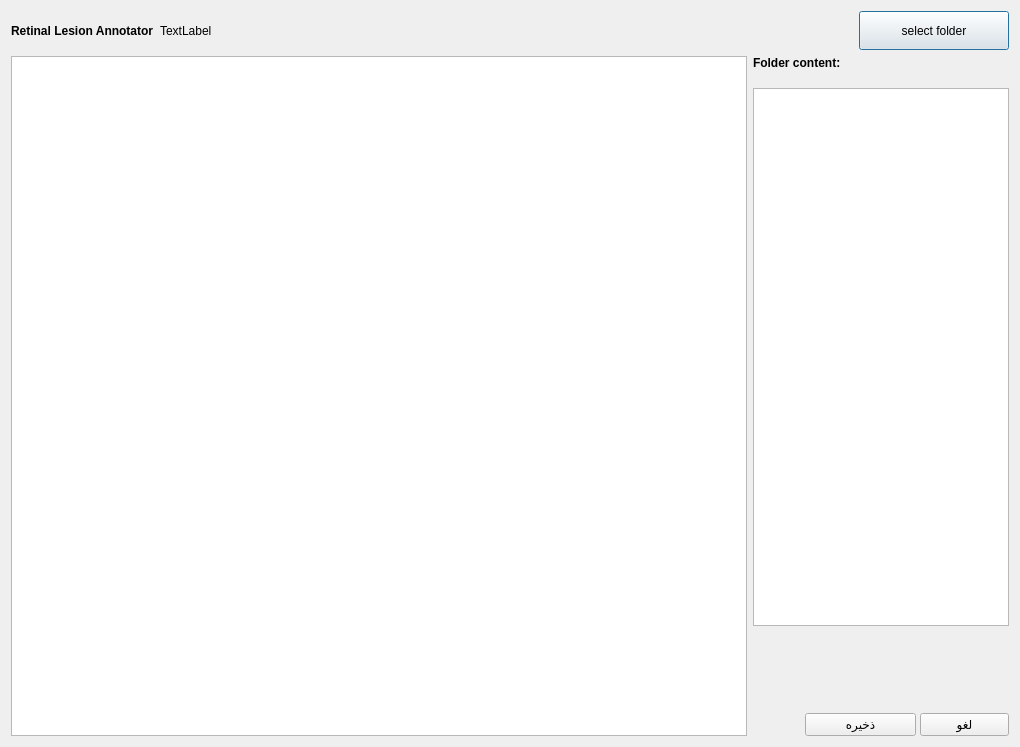
The window that retinal.ui (gnamiro/labelingImage) describes before a commit, drawn with Qt 5.
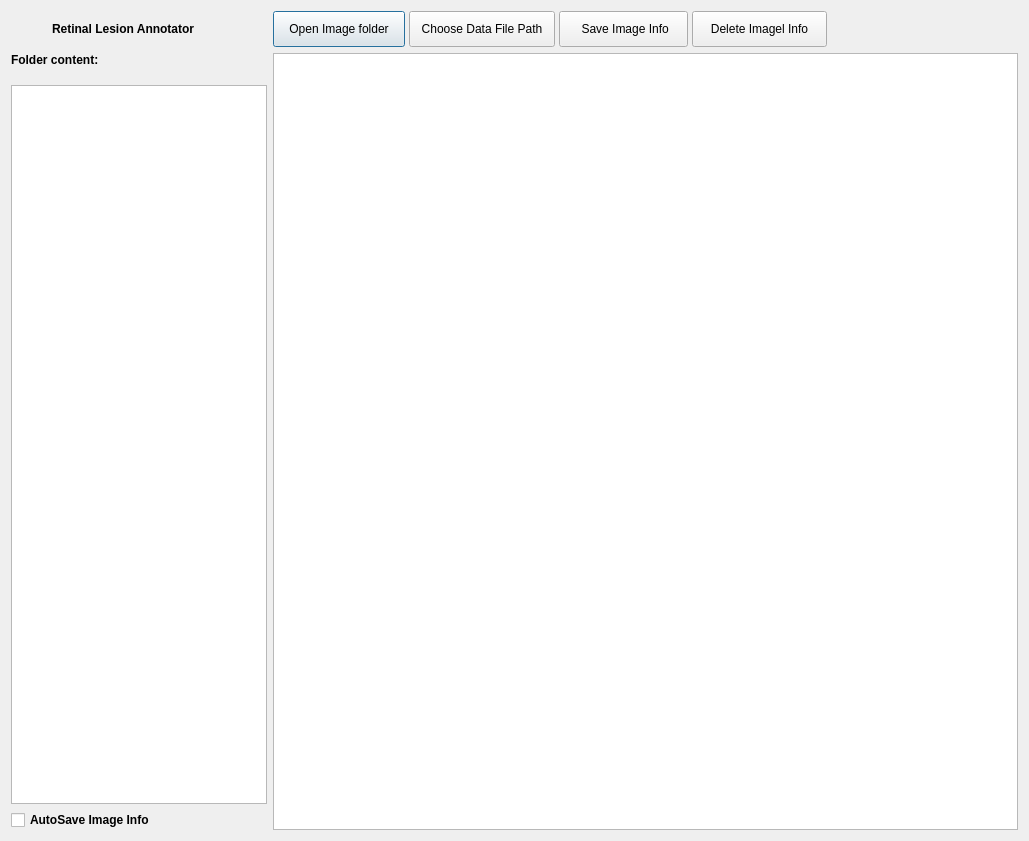
The same window after the commit. Icons and pictures are not drawn.

Commit message: ADD: add new layout to app, change main app name

What changed in the file:
```diff
--- a/retinal.ui
+++ b/retinal.ui
@@ -6,43 +6,48 @@
    <rect>
     <x>0</x>
     <y>0</y>
-    <width>1020</width>
-    <height>747</height>
+    <width>1029</width>
+    <height>841</height>
    </rect>
   </property>
   <property name="windowTitle">
    <string>Dialog</string>
   </property>
   <layout class="QGridLayout" name="gridLayout">
-   <item row="2" column="0" rowspan="4" colspan="3">
-    <widget class="QGraphicsView" name="graphicsView">
-     <property name="sizePolicy">
-      <sizepolicy hsizetype="Expanding" vsizetype="Expanding">
-       <horstretch>17</horstretch>
-       <verstretch>0</verstretch>
-      </sizepolicy>
-     </property>
-     <property name="minimumSize">
-      <size>
-       <width>589</width>
-       <height>0</height>
-      </size>
-     </property>
-     <property name="maximumSize">
-      <size>
-       <width>16777215</width>
-       <height>160000</height>
-      </size>
-     </property>
-     <property name="cursor" stdset="0">
-      <cursorShape>CrossCursor</cursorShape>
-     </property>
-     <property name="dragMode">
-      <enum>QGraphicsView::NoDrag</enum>
-     </property>
-    </widget>
-   </item>
    <item row="0" column="0">
+    <layout class="QHBoxLayout" name="horizontalLayout_2">
+     <item>
+      <widget class="QLabel" name="label_3">
+       <property name="sizePolicy">
+        <sizepolicy hsizetype="Fixed" vsizetype="Fixed">
+         <horstretch>0</horstretch>
+         <verstretch>0</verstretch>
+        </sizepolicy>
+       </property>
+       <property name="maximumSize">
+        <size>
+         <width>35</width>
+         <height>35</height>
+        </size>
+       </property>
+       <property name="styleSheet">
+        <string notr="true"/>
+       </property>
+       <property name="text">
+        <string/>
+       </property>
+       <property name="pixmap">
+        <pixmap>Images/logo.jpg</pixmap>
+       </property>
+       <property name="scaledContents">
+        <bool>true</bool>
+       </property>
+       <property name="alignment">
+        <set>Qt::AlignRight|Qt::AlignTrailing|Qt::AlignVCenter</set>
+       </property>
+      </widget>
+     </item>
+     <item alignment="Qt::AlignLeft">
     <widget class="QLabel" name="label">
      <property name="sizePolicy">
       <sizepolicy hsizetype="Fixed" vsizetype="Preferred">
@@ -58,8 +63,18 @@
      </property>
     </widget>
    </item>
-   <item row="0" column="3" alignment="Qt::AlignRight">
-    <widget class="QPushButton" name="pushButton_3">
+    </layout>
+   </item>
+   <item row="0" column="1">
+    <layout class="QHBoxLayout" name="horizontalLayout_3">
+     <property name="spacing">
+      <number>4</number>
+     </property>
+     <property name="sizeConstraint">
+      <enum>QLayout::SetFixedSize</enum>
+     </property>
+     <item>
+      <widget class="QPushButton" name="OpenFolderButton">
      <property name="sizePolicy">
       <sizepolicy hsizetype="Minimum" vsizetype="Fixed">
        <horstretch>0</horstretch>
@@ -68,14 +83,14 @@
      </property>
      <property name="minimumSize">
       <size>
-       <width>150</width>
-       <height>35</height>
+         <width>132</width>
+         <height>36</height>
       </size>
      </property>
      <property name="maximumSize">
       <size>
-       <width>150</width>
-       <height>39</height>
+         <width>110</width>
+         <height>59</height>
       </size>
      </property>
      <property name="baseSize">
@@ -88,11 +103,164 @@
       <string notr="true"/>
      </property>
      <property name="text">
-      <string>select folder</string>
-     </property>
-    </widget>
-   </item>
-   <item row="2" column="3" rowspan="3">
+        <string>Open Image folder</string>
+       </property>
+       <property name="icon">
+        <iconset>
+         <normaloff>Images/OpenFolder.png</normaloff>Images/OpenFolder.png</iconset>
+       </property>
+       <property name="iconSize">
+        <size>
+         <width>37</width>
+         <height>24</height>
+        </size>
+       </property>
+      </widget>
+     </item>
+     <item>
+      <widget class="QPushButton" name="DataFilePathButton">
+       <property name="sizePolicy">
+        <sizepolicy hsizetype="Fixed" vsizetype="Fixed">
+         <horstretch>0</horstretch>
+         <verstretch>0</verstretch>
+        </sizepolicy>
+       </property>
+       <property name="minimumSize">
+        <size>
+         <width>146</width>
+         <height>36</height>
+        </size>
+       </property>
+       <property name="text">
+        <string>Choose Data File Path</string>
+       </property>
+       <property name="icon">
+        <iconset>
+         <normaloff>Images/dataa.jpg</normaloff>Images/dataa.jpg</iconset>
+       </property>
+       <property name="iconSize">
+        <size>
+         <width>32</width>
+         <height>20</height>
+        </size>
+       </property>
+      </widget>
+     </item>
+     <item alignment="Qt::AlignBottom">
+      <widget class="QPushButton" name="SaveButton">
+       <property name="sizePolicy">
+        <sizepolicy hsizetype="Fixed" vsizetype="Fixed">
+         <horstretch>0</horstretch>
+         <verstretch>0</verstretch>
+        </sizepolicy>
+       </property>
+       <property name="minimumSize">
+        <size>
+         <width>129</width>
+         <height>36</height>
+        </size>
+       </property>
+       <property name="maximumSize">
+        <size>
+         <width>110</width>
+         <height>89</height>
+        </size>
+       </property>
+       <property name="styleSheet">
+        <string notr="true">margin-left: </string>
+       </property>
+       <property name="text">
+        <string> Save Image Info</string>
+       </property>
+       <property name="icon">
+        <iconset>
+         <normaloff>Images/save1.jpg</normaloff>Images/save1.jpg</iconset>
+       </property>
+       <property name="iconSize">
+        <size>
+         <width>37</width>
+         <height>20</height>
+        </size>
+       </property>
+       <property name="autoDefault">
+        <bool>true</bool>
+       </property>
+       <property name="default">
+        <bool>false</bool>
+       </property>
+       <property name="flat">
+        <bool>false</bool>
+       </property>
+      </widget>
+     </item>
+     <item alignment="Qt::AlignBottom">
+      <widget class="QPushButton" name="DeleteButton">
+       <property name="sizePolicy">
+        <sizepolicy hsizetype="Expanding" vsizetype="Expanding">
+         <horstretch>0</horstretch>
+         <verstretch>0</verstretch>
+        </sizepolicy>
+       </property>
+       <property name="minimumSize">
+        <size>
+         <width>135</width>
+         <height>36</height>
+        </size>
+       </property>
+       <property name="maximumSize">
+        <size>
+         <width>100</width>
+         <height>23</height>
+        </size>
+       </property>
+       <property name="text">
+        <string>Delete Imagel Info</string>
+       </property>
+       <property name="icon">
+        <iconset>
+         <normaloff>Images/recDel.jpg</normaloff>Images/recDel.jpg</iconset>
+       </property>
+       <property name="iconSize">
+        <size>
+         <width>40</width>
+         <height>28</height>
+        </size>
+       </property>
+      </widget>
+     </item>
+     <item>
+      <spacer name="horizontalSpacer_2">
+       <property name="orientation">
+        <enum>Qt::Horizontal</enum>
+       </property>
+       <property name="sizeHint" stdset="0">
+        <size>
+         <width>40</width>
+         <height>20</height>
+        </size>
+       </property>
+      </spacer>
+     </item>
+    </layout>
+   </item>
+   <item row="0" column="2">
+    <layout class="QHBoxLayout" name="horizontalLayout">
+     <item>
+      <spacer name="horizontalSpacer">
+       <property name="orientation">
+        <enum>Qt::Horizontal</enum>
+       </property>
+       <property name="sizeHint" stdset="0">
+        <size>
+         <width>40</width>
+         <height>20</height>
+        </size>
+       </property>
+      </spacer>
+     </item>
+    </layout>
+   </item>
+   <item row="1" column="0">
     <layout class="QVBoxLayout" name="verticalLayout_2">
      <property name="spacing">
       <number>18</number>
@@ -146,64 +314,51 @@
      </item>
     </layout>
    </item>
-   <item row="5" column="3">
-    <layout class="QHBoxLayout" name="horizontalLayout_3">
-     <property name="spacing">
-      <number>4</number>
-     </property>
-     <property name="sizeConstraint">
-      <enum>QLayout::SetFixedSize</enum>
-     </property>
-     <item alignment="Qt::AlignRight|Qt::AlignBottom">
-      <widget class="QPushButton" name="pushButton_2">
+   <item row="2" column="0">
+    <layout class="QVBoxLayout" name="verticalLayout">
+     <item>
+      <widget class="QCheckBox" name="AutoSaveCheckbox">
+       <property name="styleSheet">
+        <string notr="true">font-weight: 500</string>
+       </property>
+       <property name="text">
+        <string>AutoSave Image Info</string>
+       </property>
+       <property name="iconSize">
+        <size>
+         <width>55</width>
+         <height>47</height>
+        </size>
+       </property>
+      </widget>
+     </item>
+    </layout>
+   </item>
+   <item row="1" column="1" rowspan="2" colspan="2">
+    <widget class="QGraphicsView" name="graphicsView">
        <property name="sizePolicy">
-        <sizepolicy hsizetype="Fixed" vsizetype="Fixed">
-         <horstretch>0</horstretch>
+      <sizepolicy hsizetype="Expanding" vsizetype="Expanding">
+       <horstretch>17</horstretch>
          <verstretch>0</verstretch>
         </sizepolicy>
        </property>
        <property name="minimumSize">
         <size>
-         <width>111</width>
+       <width>589</width>
          <height>0</height>
         </size>
        </property>
        <property name="maximumSize">
         <size>
-         <width>162</width>
-         <height>23</height>
-        </size>
-       </property>
-       <property name="text">
-        <string>ذخیره</string>
-       </property>
-      </widget>
-     </item>
-     <item alignment="Qt::AlignBottom">
-      <widget class="QPushButton" name="pushButton">
-       <property name="sizePolicy">
-        <sizepolicy hsizetype="Expanding" vsizetype="Expanding">
-         <horstretch>0</horstretch>
-         <verstretch>0</verstretch>
-        </sizepolicy>
-       </property>
-       <property name="maximumSize">
-        <size>
-         <width>89</width>
-         <height>23</height>
-        </size>
-       </property>
-       <property name="text">
-        <string>لغو</string>
-       </property>
-      </widget>
-     </item>
-    </layout>
-   </item>
-   <item row="0" column="1">
-    <widget class="QLabel" name="label_3">
-     <property name="text">
-      <string>TextLabel</string>
+       <width>16777215</width>
+       <height>160000</height>
+      </size>
+     </property>
+     <property name="cursor" stdset="0">
+      <cursorShape>CrossCursor</cursorShape>
+     </property>
+     <property name="dragMode">
+      <enum>QGraphicsView::NoDrag</enum>
      </property>
     </widget>
    </item>
```
Lines whose indentation alone changed are shown as unchanged. The commit also changes 8 other files.
